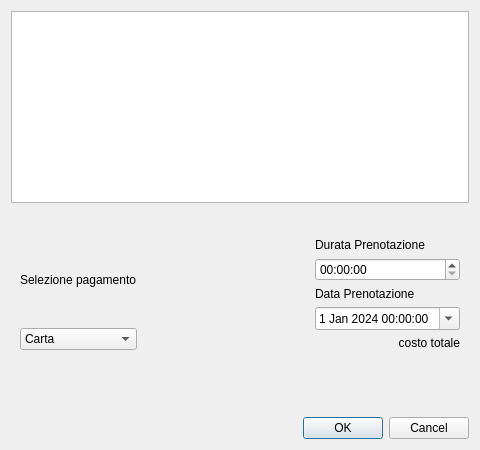
ironlanderl/progettoIngegneriaSoftware, file windows/campo_bocce.ui: the form before one commit.
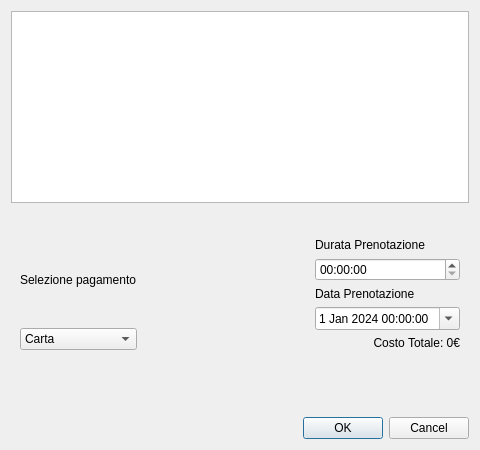
The form after the commit.

```diff
--- a/windows/campo_bocce.ui
+++ b/windows/campo_bocce.ui
@@ -143,7 +143,7 @@
          <item>
           <widget class="QLabel" name="lblCostoTotale">
            <property name="text">
-            <string>costo totale</string>
+            <string>Costo Totale: 0€</string>
            </property>
            <property name="alignment">
             <set>Qt::AlignmentFlag::AlignRight|Qt::AlignmentFlag::AlignTrailing|Qt::AlignmentFlag::AlignVCenter</set>
```
